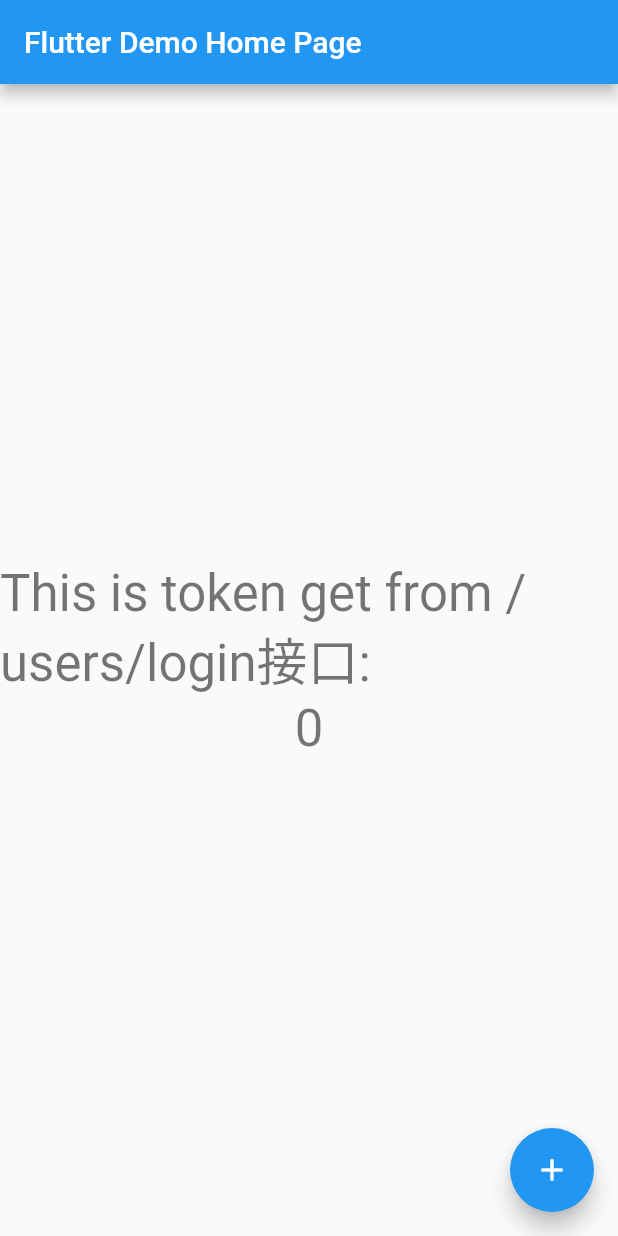
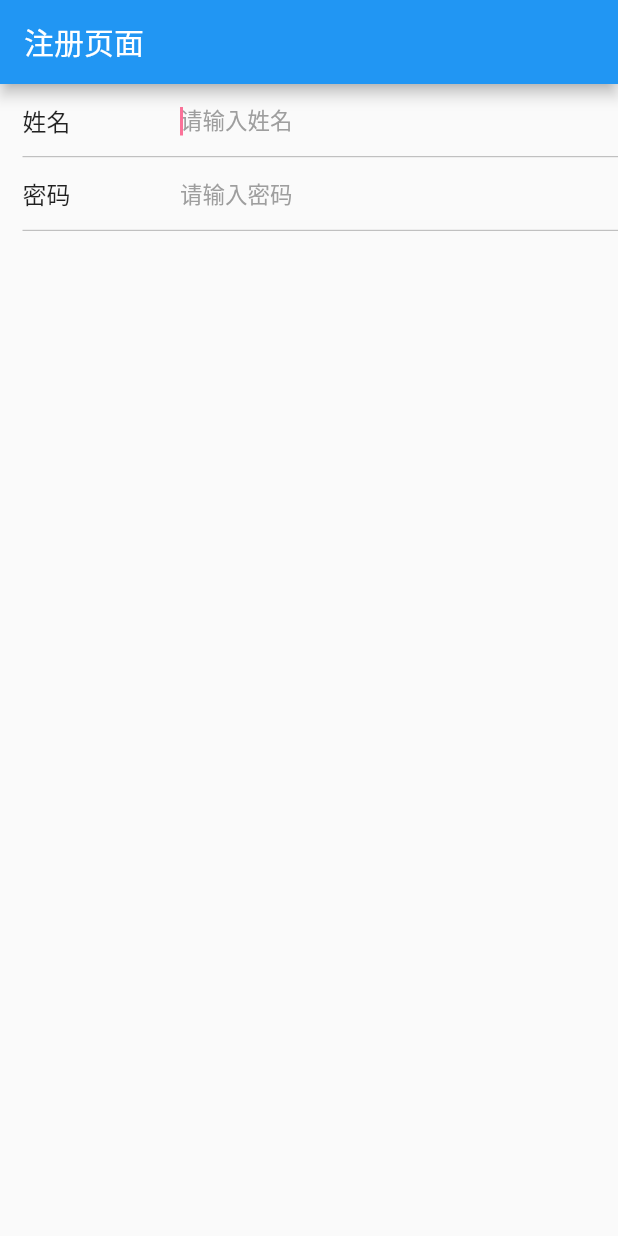
Before and after one commit to m5ultra/my_bili_f, a Flutter app: the screen it shows after launch, on a phone screen of 412 x 824 dp. Run offline on Flutter 3.47's test engine with Material 2 defaults, Android fonts, the phone set to English and light mode, and no system bars; our stand-ins replace dio, shared_preferences.

Commit message:
完成注册页面编写

```diff
--- a/lib/main.dart
+++ b/lib/main.dart
@@ -1,9 +1,5 @@
 import 'package:flutter/material.dart';
-import 'package:my_bili_f/db/hi_cache.dart';
-import 'package:my_bili_f/http/core/hi_error.dart';
-import 'package:my_bili_f/http/dao/login_dao.dart';
-
-import 'model/result_login.dart';
+import 'package:my_bili_f/pages/registration_page.dart';
 
 void main() {
   runApp(const MyApp());
@@ -19,76 +15,7 @@
       theme: ThemeData(
         primarySwatch: Colors.blue,
       ),
-      home: const MyHomePage(title: 'Flutter Demo Home Page'),
+      home: const RegistrationPage(),
     );
   }
 }
-
-class MyHomePage extends StatefulWidget {
-  const MyHomePage({Key? key, required this.title}) : super(key: key);
-  final String title;
-
-  @override
-  State<MyHomePage> createState() => _MyHomePageState();
-}
-
-class _MyHomePageState extends State<MyHomePage> {
-  String _counter = '0';
-
-  @override
-  void initState() {
-    super.initState();
-    HiCache.preInit();
-  }
-
-  void _incrementCounter() async {
-    testLogin();
-  }
-
-  @override
-  Widget build(BuildContext context) {
-    return Scaffold(
-      appBar: AppBar(
-        title: Text(widget.title),
-      ),
-      body: Center(
-        child: Column(
-          mainAxisAlignment: MainAxisAlignment.center,
-          children: <Widget>[
-            Text(
-              'This is token get from /users/login接口:',
-              style: Theme.of(context).textTheme.headline4,
-            ),
-            Text(
-              '$_counter',
-              style: Theme.of(context).textTheme.headline4,
-            ),
-          ],
-        ),
-      ),
-      floatingActionButton: FloatingActionButton(
-        onPressed: _incrementCounter,
-        tooltip: 'Increment',
-        child: const Icon(Icons.add),
-      ),
-    );
-  }
-
-  void testLogin() async {
-    try {
-      var res = LoginResult.fromJson(await LoginDao.login('测试登录幕客2', "123456"));
-      if (res.success) {
-        await HiCache.getInstance()!.prefs!.setString('token', res.token);
-        setState(() {
-          _counter = res.token;
-        });
-      }
-    } on NeedAuth catch (e) {
-      print(e);
-    } on HiNetError catch (e) {
-      print(e);
-    } catch (e) {
-      print(e);
-    }
-  }
-}
--- /dev/null
+++ b/lib/pages/registration_page.dart
@@ -0,0 +1,44 @@
+import 'package:flutter/cupertino.dart';
+import 'package:flutter/material.dart';
+import 'package:my_bili_f/widget/login_input.dart';
+
+class RegistrationPage extends StatefulWidget {
+  const RegistrationPage({Key? key}) : super(key: key);
+
+  @override
+  _RegistrationPageState createState() => _RegistrationPageState();
+}
+
+class _RegistrationPageState extends State<RegistrationPage> {
+  @override
+  Widget build(BuildContext context) {
+    return Scaffold(
+      appBar: AppBar(
+        title: const Text('注册页面'),
+      ),
+      body: Container(
+        child: Center(
+          child: ListView(
+            children: [
+              LoginInput(
+                title: '姓名',
+                hint: '请输入姓名',
+                keyboardType: TextInputType.text,
+                onChange: (val) {},
+                focusChanged: (isFalsity) {},
+              ),
+              LoginInput(
+                title: '密码',
+                hint: '请输入密码',
+                obscureText: true,
+                keyboardType: TextInputType.text,
+                onChange: (val) {},
+                focusChanged: (isFalsity) {},
+              ),
+            ],
+          ),
+        ),
+      ),
+    );
+  }
+}
--- /dev/null
+++ b/lib/util/color.dart
@@ -0,0 +1,9 @@
+import 'package:flutter/material.dart';
+
+/// 主色调
+const MaterialColor primary = MaterialColor(
+  0xfffb7299,
+  <int, Color>{
+    50: Color(0xffff9db5),
+  },
+);
--- /dev/null
+++ b/lib/widget/login_input.dart
@@ -0,0 +1,98 @@
+import 'package:flutter/material.dart';
+import 'package:my_bili_f/util/color.dart';
+
+class LoginInput extends StatefulWidget {
+  final String title;
+  final String hint;
+  final ValueChanged<String> onChange;
+  final ValueChanged<bool> focusChanged;
+  final bool lineStretch;
+  final bool obscureText;
+  final TextInputType keyboardType;
+
+  const LoginInput(
+      {Key? key,
+      required this.title,
+      required this.hint,
+      required this.onChange,
+      required this.focusChanged,
+      this.lineStretch = false,
+      this.obscureText = false,
+      required this.keyboardType})
+      : super(key: key);
+
+  @override
+  _LoginInputState createState() => _LoginInputState();
+}
+
+class _LoginInputState extends State<LoginInput> {
+  final _focusNode = FocusNode();
+
+  @override
+  void initState() {
+    super.initState();
+    _focusNode.addListener(() {
+      print('Has focus: ${_focusNode.hasFocus}');
+      if (widget.focusChanged != null) {
+        widget.focusChanged(_focusNode.hasFocus);
+      }
+    });
+  }
+
+  @override
+  void dispose() {
+    _focusNode.dispose();
+    super.dispose();
+  }
+
+  @override
+  Widget build(BuildContext context) {
+    return Column(
+      children: [
+        Row(
+          children: [
+            Container(
+              padding: const EdgeInsets.only(left: 15),
+              width: 100,
+              child: Text(
+                widget.title,
+                style: const TextStyle(
+                  fontSize: 16,
+                ),
+              ),
+            ),
+            _input()
+          ],
+        ),
+        Padding(
+          padding: EdgeInsets.only(left: !widget.lineStretch ? 15 : 0),
+          child: const Divider(height: 1, thickness: 0.5, color: Colors.grey),
+        ),
+      ],
+    );
+  }
+
+  _input() {
+    return Expanded(
+      child: TextField(
+        focusNode: _focusNode,
+        onChanged: widget.onChange,
+        obscureText: widget.obscureText,
+        keyboardType: widget.keyboardType,
+        autofocus: !widget.obscureText,
+        cursorColor: primary,
+        style: const TextStyle(
+          fontSize: 16,
+          color: Colors.black,
+          fontWeight: FontWeight.w300,
+        ),
+        decoration: InputDecoration(
+          contentPadding: const EdgeInsets.only(left: 20, right: 20),
+          border: InputBorder.none,
+          hintText: widget.hint ?? '',
+          hintStyle: const TextStyle(fontSize: 15, color: Colors.grey),
+        ),
+      ),
+    );
+  }
+}
```
